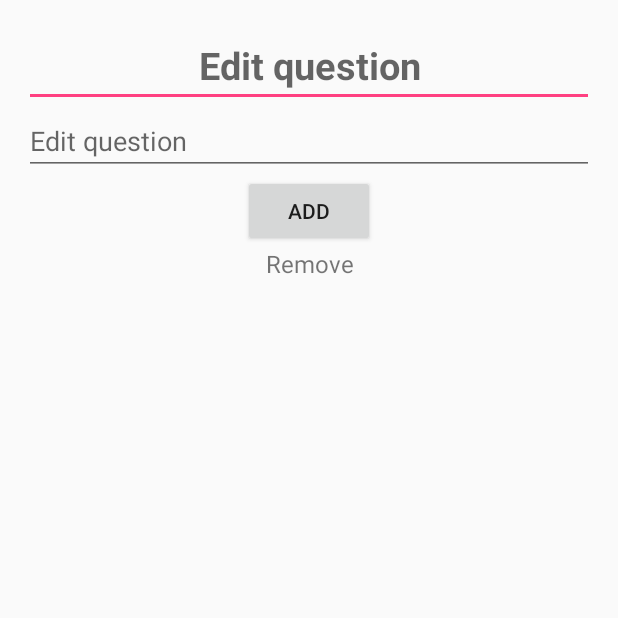
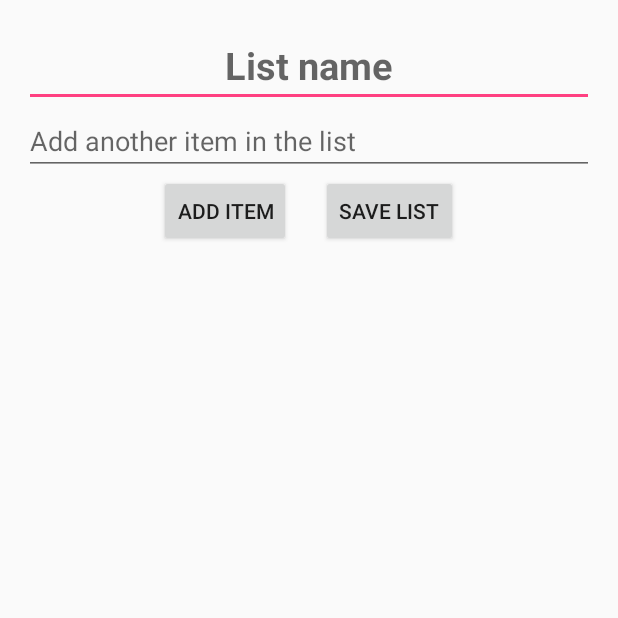
Before and after one commit to Phaeryn/Android, an Android app: the EditDecision screen opened directly, with no data from a screen before it, on a phone screen of 412 x 824 dp, the top half of it. Run offline under Robolectric (Android 15) with nearby library versions, the phone set to English and light mode, and no system bars; 5 statements that could not run were skipped.

Commit message:
- Edit & delete lists or items - Long click / swipe interactions (still work in progress) - CustomPageViewer (better swipe for tab1, no conflit with swipe in listview!) - ListViewAdapter class for swipe gesture (Array object to Listview : OK) - Layout changes

```diff
--- a/app/src/main/res/layout/activity_main.xml
+++ b/app/src/main/res/layout/activity_main.xml
@@ -32,7 +32,7 @@
 
     </android.support.design.widget.AppBarLayout>
 
-    <android.support.v4.view.ViewPager
+    <com.pleb.decisionsandroid.CustomViewPager
         android:id="@+id/container"
         android:layout_width="match_parent"
         android:layout_height="match_parent"
--- a/app/src/main/res/layout/editdecision.xml
+++ b/app/src/main/res/layout/editdecision.xml
@@ -7,14 +7,14 @@
     android:paddingRight="@dimen/activity_horizontal_margin"
     android:paddingTop="@dimen/activity_vertical_margin"
     android:orientation="vertical"
-    tools:context="com.pleb.decisionsandroid.Tab1" >
+    tools:context="com.pleb.decisionsandroid.EditDecision" >
 
     <EditText
-        android:id="@+id/questionedit"
+        android:id="@+id/editList"
         android:layout_width="match_parent"
         android:layout_height="wrap_content"
         android:gravity="center_horizontal"
-        android:hint="Edit question"
+        android:hint="List name"
         android:textSize="25sp"
         android:textStyle="bold" />
 
@@ -22,26 +22,34 @@
         android:id="@+id/addtext"
         android:layout_width="match_parent"
         android:layout_height="wrap_content"
+        android:layout_gravity="center_horizontal"
         android:ems="10"
-        android:layout_gravity="center_horizontal"
-        android:hint="Edit question"
-        />
+        android:hint="Add another item in the list" />
 
-    <Button
-        android:id="@+id/addButton"
+    <LinearLayout
         android:layout_width="wrap_content"
         android:layout_height="wrap_content"
-        android:onClick="addDecision"
         android:layout_gravity="center_horizontal"
-        android:text="Add" />
+        android:orientation="horizontal">
 
-    <TextView
-        android:layout_width="match_parent"
-        android:layout_height="wrap_content"
-        android:gravity="center_horizontal"
-        android:text="Remove"
-        android:textSize="16sp" />
+        <Button
+            android:id="@+id/addButton"
+            android:layout_width="wrap_content"
+            android:layout_height="wrap_content"
+            android:layout_gravity="center_horizontal"
+            android:layout_weight="1"
+            android:onClick="addDecision"
+            android:text="Add item" />
 
+        <Button
+            android:id="@+id/finish"
+            android:layout_width="wrap_content"
+            android:layout_height="wrap_content"
+            android:layout_marginLeft="20dp"
+            android:layout_weight="1"
+            android:onClick="saveDecision"
+            android:text="Save list" />
+    </LinearLayout>
 
 
     <ListView
--- a/app/src/main/res/layout/tab1.xml
+++ b/app/src/main/res/layout/tab1.xml
@@ -15,7 +15,8 @@
         android:layout_height="wrap_content"
         android:gravity="center_horizontal"
         android:text="Count"
-        android:textSize="25sp" />
+        android:textSize="25sp"
+        android:textStyle="bold" />
 
     <TextView
         android:id="@+id/notFound"
```
Also changed, not shown: app/src/main/java/com/pleb/decisionsandroid/CustomViewPager.java (added, +43 -0 lines), app/src/main/java/com/pleb/decisionsandroid/EditDecision.java (+37 -11 lines), app/src/main/java/com/pleb/decisionsandroid/ListViewAdapter.java (added, +44 -0 lines), app/src/main/java/com/pleb/decisionsandroid/Tab1.java (+127 -10 lines), app/src/main/res/layout/listview_swipe.xml (added, +53 -0 lines), app/src/main/res/mipmap-hdpi/trash.png (added).
